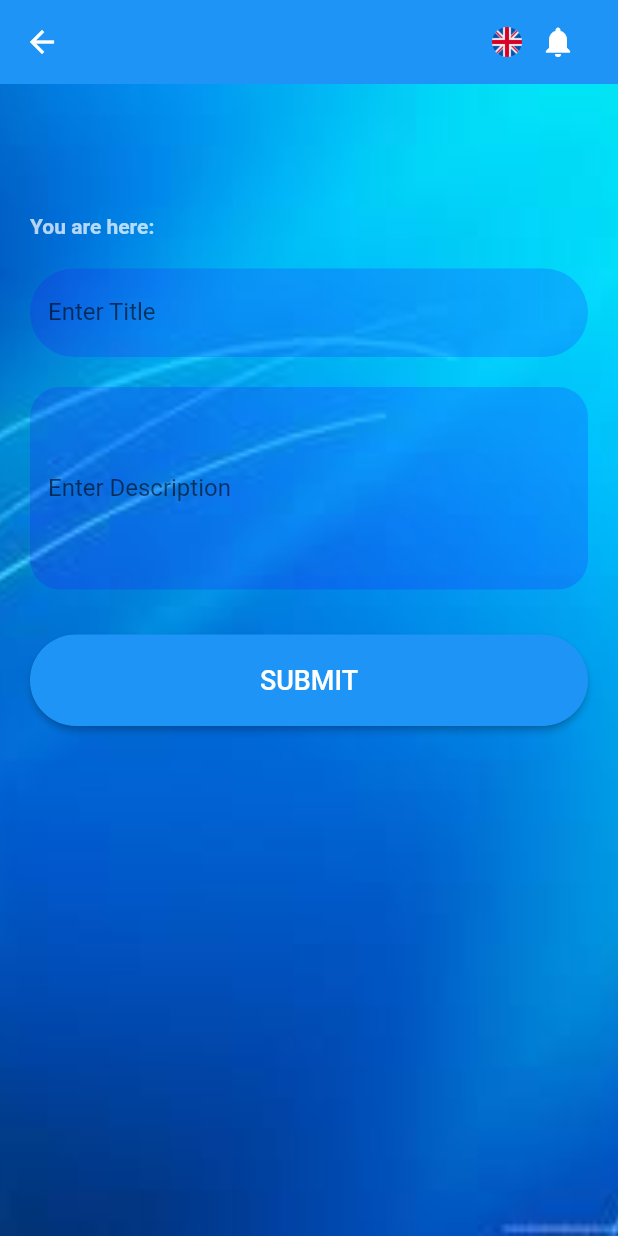
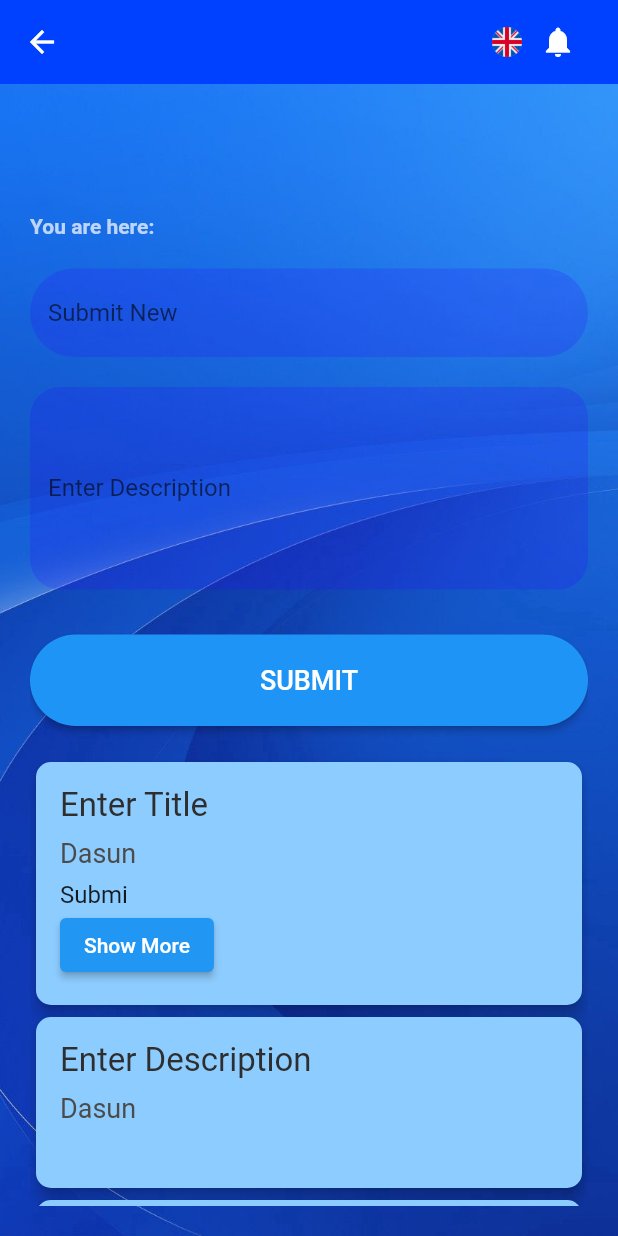
Before and after one commit to fcodelabs/training-app, a Flutter app: the DiaryHomePage screen opened directly with empty values, on a phone screen of 412 x 824 dp. Run offline on Flutter 3.47's test engine with Material 2 defaults, Android fonts, the phone set to English and light mode, and no system bars.

```diff
--- a/lib/ui/diary_home_page/diary_home_page.dart
+++ b/lib/ui/diary_home_page/diary_home_page.dart
@@ -1,4 +1,5 @@
 import 'package:flutter/material.dart';
+import 'package:training_app/ui/widgets/diary_card.dart';
 
 class DiaryHomePage extends StatelessWidget {
   final String name;
@@ -9,26 +10,28 @@ class DiaryHomePage extends StatelessWidget {
   Widget build(BuildContext context) {
     return Scaffold(
       appBar: AppBar(
-        backgroundColor: const Color.fromARGB(255, 30, 149, 246),
+        backgroundColor: const Color.fromRGBO(0, 64, 255, 1),
         elevation: 0,
-        title: Row(mainAxisAlignment: MainAxisAlignment.end, children: [
-          Image.asset('assets/images/logo.png', width: 20, height: 20),
-          IconButton(
-            onPressed: () {},
-            icon: const Icon(Icons.notifications),
-          ),
-        ]),
+        title: Row(
+          mainAxisAlignment: MainAxisAlignment.end,
+          children: [
+            Image.asset('assets/images/logo.png', width: 20, height: 20),
+            IconButton(
+              onPressed: () {},
+              icon: const Icon(Icons.notifications),
+            ),
+          ],
+        ),
       ),
       body: Container(
         decoration: const BoxDecoration(
           image: DecorationImage(
-            image: AssetImage('assets/images/background.jpg'),
+            image: AssetImage('assets/images/background.jpeg'),
             fit: BoxFit.cover,
           ),
         ),
         padding: const EdgeInsets.all(20),
-        child: Align(
-          alignment: Alignment.centerLeft,
+        child: SingleChildScrollView(
           child: Column(
             crossAxisAlignment: CrossAxisAlignment.start,
             children: [
@@ -56,7 +59,6 @@ class DiaryHomePage extends StatelessWidget {
                   color: Color.fromARGB(255, 255, 255, 255),
                 ),
                 decoration: InputDecoration(
-                  labelText: 'Enter Title',
                   hintText: 'Submit New',
                   filled: true,
                   fillColor: Color.fromARGB(47, 43, 0, 255),
@@ -122,6 +124,53 @@ class DiaryHomePage extends StatelessWidget {
                   ),
                 ),
               ),
+              const SizedBox(height: 20),
+              const DiaryCard(
+                username: 'Dasun',
+                title: 'Enter Title',
+                description: 'Submit New',
+              ),
+              const DiaryCard(
+                username: 'Dasun',
+                title: 'Enter Description',
+                description: '',
+              ),
+              const DiaryCard(
+                username: 'Dasun',
+                title: 'Enter Description',
+                description: '',
+              ),
+              const DiaryCard(
+                username: 'Dasun',
+                title: 'Enter Description',
+                description:
+                    'Enter Description Enter Description Enter Description',
+              ),
+              const DiaryCard(
+                username: 'Dasun',
+                title: 'Enter Description',
+                description: '',
+              ),
+              const DiaryCard(
+                username: 'Dasun',
+                title: 'Enter Description',
+                description: '',
+              ),
+              const DiaryCard(
+                username: 'Dasun',
+                title: 'Enter Description',
+                description: '',
+              ),
+              const DiaryCard(
+                username: 'Dasun',
+                title: 'Enter Description',
+                description: '',
+              ),
+              const DiaryCard(
+                username: 'Dasun',
+                title: 'Enter Description',
+                description: '',
+              ),
             ],
           ),
         ),
--- a/lib/ui/sign_in_page/sign_in_page.dart
+++ b/lib/ui/sign_in_page/sign_in_page.dart
@@ -37,8 +37,14 @@ class _SignInPageState extends State<SignInPage> {
   @override
   Widget build(BuildContext context) {
     return Scaffold(
-      backgroundColor: Colors.blue,
-      body: Center(
+      body: Container(
+        decoration: const BoxDecoration(
+          image: DecorationImage(
+            image: AssetImage('assets/images/background.jpeg'),
+            fit: BoxFit.cover,
+          ),
+        ),
+        child: Center(
           child: SingleChildScrollView(
             child: Container(
               padding: const EdgeInsets.all(20),
@@ -76,7 +82,8 @@ class _SignInPageState extends State<SignInPage> {
                         const Color.fromARGB(255, 39, 115, 182),
                       ),
                       padding: MaterialStateProperty.all(
-                      const EdgeInsets.symmetric(horizontal: 20, vertical: 20),
+                        const EdgeInsets.symmetric(
+                            horizontal: 20, vertical: 10),
                       ),
                       shape: MaterialStateProperty.all(
                         RoundedRectangleBorder(
@@ -95,23 +102,25 @@ class _SignInPageState extends State<SignInPage> {
                               Navigator.push(
                                 context,
                                 MaterialPageRoute(
-                                builder: (context) => DiaryHomePage(name: name),
+                                  builder: (context) =>
+                                      DiaryHomePage(name: name),
                                 ),
                               );
                             }
                           : null,
                       style: ButtonStyle(
-                      backgroundColor: MaterialStateProperty.resolveWith<Color>(
+                        backgroundColor:
+                            MaterialStateProperty.resolveWith<Color>(
                           (Set<MaterialState> states) {
                             if (states.contains(MaterialState.disabled)) {
-                            return const Color.fromARGB(255, 177, 173, 173);
+                              return const Color.fromARGB(50, 30, 149, 246);
                             }
                             return const Color.fromARGB(255, 30, 149, 246);
                           },
                         ),
                         padding: MaterialStateProperty.all(
                           const EdgeInsets.symmetric(
-                            horizontal: 20, vertical: 20),
+                              horizontal: 0, vertical: 10),
                         ),
                         shape: MaterialStateProperty.all(
                           RoundedRectangleBorder(
@@ -134,6 +143,7 @@ class _SignInPageState extends State<SignInPage> {
             ),
           ),
         ),
+      ),
     );
   }
 }
```
Also changed, not shown: assets/images/background.jpeg (added), lib/ui/widgets/diary_card.dart (renamed from lib/widgets/diary_card.dart). Lines whose indentation alone changed are shown as unchanged.
